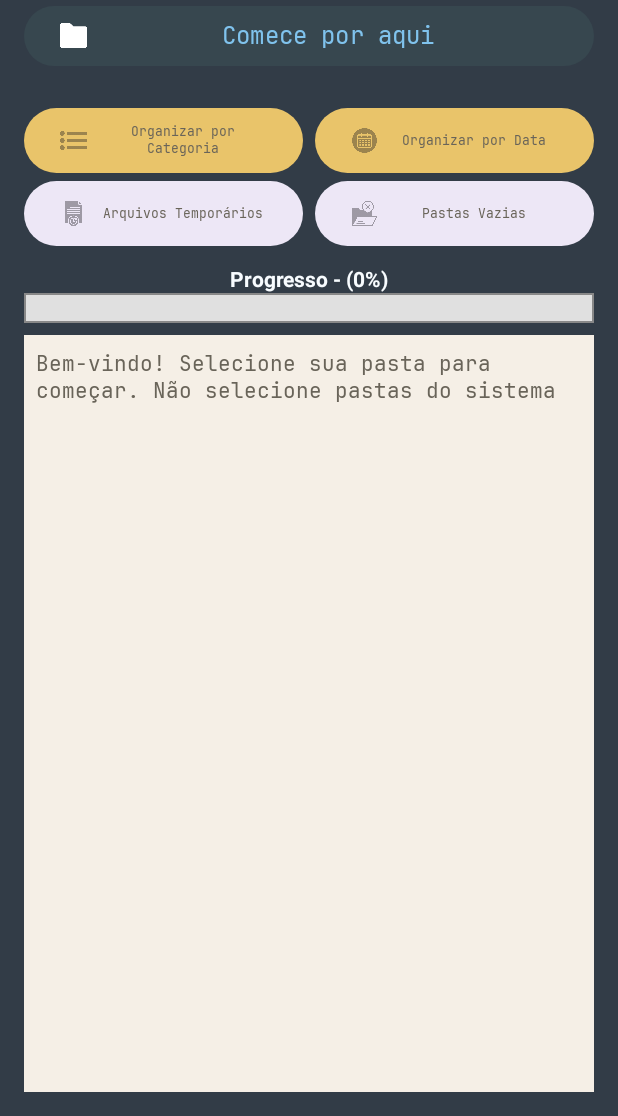
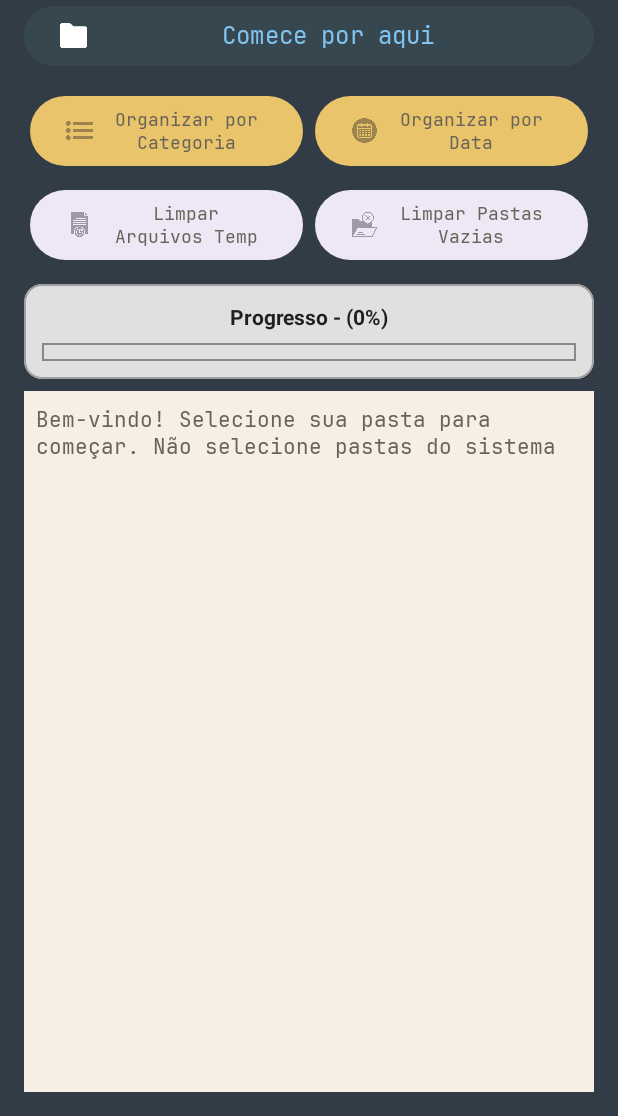
Before and after one commit to BegunKetchup231/Organizador-de-arquivos-Android, an Android app: the screen it shows after launch (MainActivity), on a phone screen of 412 x 824 dp, the part 120-1236 px from its top. Run offline under Robolectric (Android 15) with nearby library versions, the light colour scheme and no system bars; our stand-ins replace AdMob; Roboto replaces fonts that are not available here.

Commit message:
Update activity_main.xml

```diff
--- a/app/src/main/res/layout/activity_main.xml
+++ b/app/src/main/res/layout/activity_main.xml
@@ -42,19 +42,17 @@
 
         <GridLayout
             android:layout_width="match_parent"
-            android:layout_height="100dp"
-            android:layout_marginTop="20dp"
+            android:layout_height="wrap_content"
+            android:layout_marginTop="8dp"
             android:columnCount="2"
             android:rowCount="2">
 
             <Button
                 android:id="@+id/btnOrganizeCategory"
                 android:layout_width="0dp"
-                android:layout_height="0dp"
-                android:layout_rowWeight="1"
+                android:layout_height="wrap_content"
                 android:layout_columnWeight="1"
-                android:layout_marginEnd="4dp"
-                android:layout_marginBottom="-1dp"
+                android:layout_margin="4dp"
                 android:enabled="false"
                 android:fontFamily="@font/jetbrains_mono_regular"
                 android:text="Organizar por Categoria"
@@ -62,8 +60,7 @@
                 android:textAllCaps="false"
                 android:textAppearance="@style/TextAppearance.AppCompat.Body1"
                 android:textColor="#696459"
-                android:textSize="8.5sp"
-                android:typeface="normal"
+                android:textSize="12sp"
                 app:backgroundTint="#E9C46A"
                 app:icon="@drawable/categoria"
                 tools:ignore="TouchTargetSizeCheck" />
@@ -72,18 +69,16 @@
             <Button
                 android:id="@+id/btnOrganizeByDate"
                 android:layout_width="0dp"
-                android:layout_height="0dp"
-                android:layout_rowWeight="1"
+                android:layout_height="wrap_content"
                 android:layout_columnWeight="1"
-                android:layout_marginStart="4dp"
-                android:layout_marginBottom="-1dp"
+                android:layout_margin="4dp"
                 android:enabled="false"
                 android:fontFamily="@font/jetbrains_mono_regular"
                 android:text="Organizar por Data"
                 android:textAllCaps="false"
                 android:textAppearance="@style/TextAppearance.AppCompat.Body1"
                 android:textColor="#696459"
-                android:textSize="8.5sp"
+                android:textSize="12sp"
                 app:backgroundTint="#E9C46A"
                 app:icon="@drawable/data"
                 tools:ignore="TouchTargetSizeCheck" />
@@ -91,17 +86,15 @@
             <Button
                 android:id="@+id/btnCleanFiles"
                 android:layout_width="0dp"
-                android:layout_height="0dp"
-                android:layout_rowWeight="1"
+                android:layout_height="wrap_content"
                 android:layout_columnWeight="1"
-                android:layout_marginTop="-1dp"
-                android:layout_marginEnd="4dp"
+                android:layout_margin="4dp"
                 android:enabled="false"
                 android:fontFamily="@font/jetbrains_mono_regular"
-                android:text="Arquivos Temporários"
+                android:text="Limpar Arquivos Temp"
                 android:textAppearance="@style/TextAppearance.AppCompat.Body1"
                 android:textColor="#696459"
-                android:textSize="8.5sp"
+                android:textSize="12sp"
                 app:backgroundTint="#EDE7F6"
                 app:icon="@drawable/arquivos_temporarios"
                 tools:ignore="TouchTargetSizeCheck" />
@@ -109,48 +102,61 @@
             <Button
                 android:id="@+id/btnRemoveEmptyFolders"
                 android:layout_width="0dp"
-                android:layout_height="0dp"
-                android:layout_rowWeight="1"
+                android:layout_height="wrap_content"
                 android:layout_columnWeight="1"
-                android:layout_marginStart="4dp"
-                android:layout_marginTop="-1dp"
+                android:layout_margin="4dp"
                 android:enabled="false"
                 android:fontFamily="@font/jetbrains_mono_regular"
-                android:text="Pastas Vazias"
+                android:text="Limpar Pastas Vazias"
                 android:textAlignment="center"
                 android:textAppearance="@style/TextAppearance.AppCompat.Body1"
                 android:textColor="#696459"
-                android:textSize="8.5sp"
+                android:textSize="12sp"
                 app:backgroundTint="#EDE7F6"
                 app:icon="@drawable/pasta_vazia"
                 tools:ignore="TouchTargetSizeCheck" />
         </GridLayout>
 
-        <LinearLayout
+        <com.google.android.material.card.MaterialCardView
             android:id="@+id/progress_container"
             android:layout_width="match_parent"
             android:layout_height="wrap_content"
+            android:layout_marginTop="8dp"
+            android:visibility="visible"
+            app:cardBackgroundColor="#E0E0E0"
+            app:cardCornerRadius="12dp"
+            app:cardElevation="0dp"
+            app:strokeColor="#A0A0A0"
+            app:strokeWidth="1dp">
+
+            <LinearLayout
+                android:layout_width="match_parent"
+                android:layout_height="wrap_content"
                 android:orientation="vertical"
-            android:layout_marginTop="8dp"
-            android:visibility="visible"> <TextView
+                android:padding="12dp">
+
+                <TextView
                     android:id="@+id/progressStatusText"
                     android:layout_width="match_parent"
                     android:layout_height="wrap_content"
                     android:fontFamily="@font/aldrich"
                     android:text="Progresso - (0%)"
                     android:textAlignment="center"
-            android:textColor="#F8FCFF"
-            android:textStyle="bold"/>
+                    android:textColor="#1F1F1F"
+                    android:textStyle="bold" />
 
                 <ProgressBar
                     android:id="@+id/progressBar"
                     style="?android:attr/progressBarStyleHorizontal"
                     android:layout_width="match_parent"
-                android:layout_height="20dp"
+                    android:layout_height="12dp"
+                    android:layout_marginTop="8dp"
                     android:progressDrawable="@drawable/custom_progressbar"
                     tools:progress="0" />
 
             </LinearLayout>
+
+        </com.google.android.material.card.MaterialCardView>
         <ScrollView
             android:layout_width="match_parent"
             android:layout_height="0dp"
```
Lines whose indentation alone changed are shown as unchanged.
